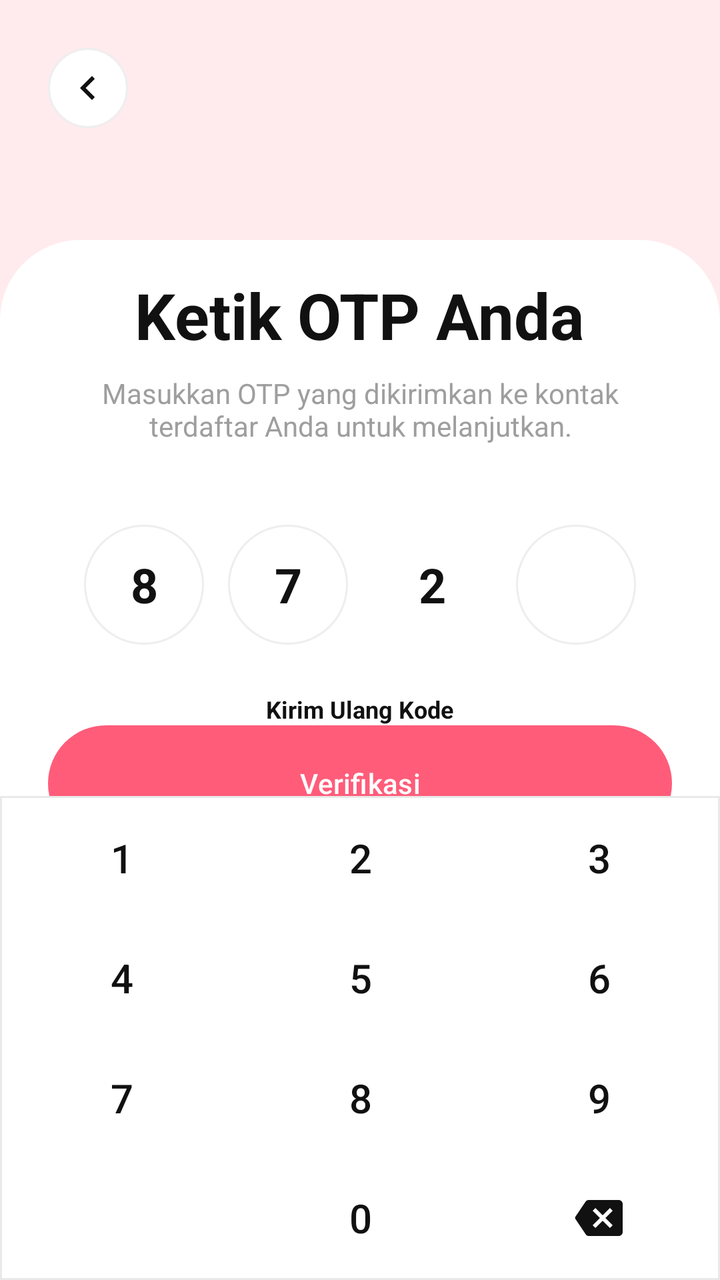
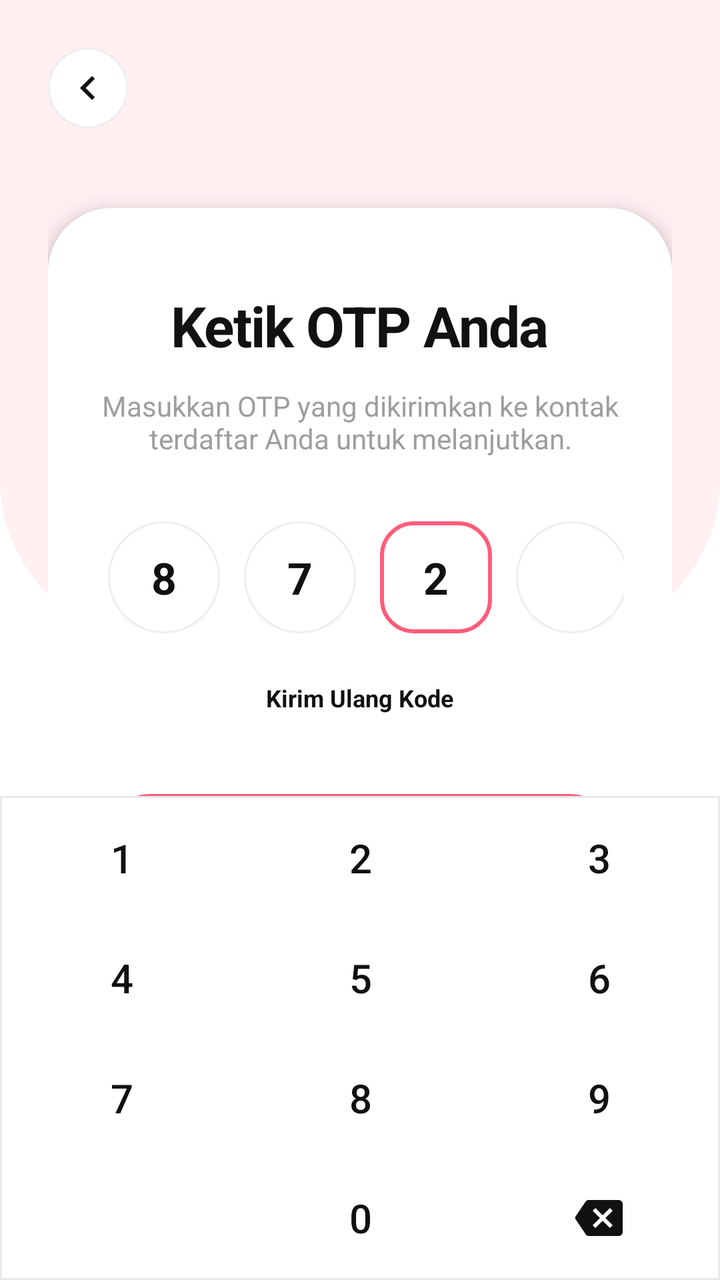

Two renders of the same Android screen: before a commit and after it. Below are the layout's source before the change and the commit's diff.
<!-- AndroidManifest.xml: application theme Theme.TrackerSiklusMenstruasi -->
<!-- res/layout/activity_otp.xml -->
<?xml version="1.0" encoding="utf-8"?>
<androidx.constraintlayout.widget.ConstraintLayout xmlns:android="http://schemas.android.com/apk/res/android"
    xmlns:app="http://schemas.android.com/apk/res-auto"
    android:layout_width="match_parent"
    android:layout_height="match_parent"
    android:background="@color/peach_bg">

    <ImageButton
        android:id="@+id/btnBack"
        android:layout_width="40dp"
        android:layout_height="40dp"
        android:layout_marginStart="24dp"
        android:layout_marginTop="24dp"
        android:background="@drawable/bg_back_button"
        android:src="@drawable/ic_back"
        app:layout_constraintStart_toStartOf="parent"
        app:layout_constraintTop_toTopOf="parent"
        android:contentDescription="Back" />

    <View
        android:id="@+id/cardBg"
        android:layout_width="match_parent"
        android:layout_height="0dp"
        android:layout_marginTop="120dp"
        android:background="@drawable/bg_card"
        app:layout_constraintBottom_toBottomOf="parent"
        app:layout_constraintTop_toTopOf="parent" />

    <LinearLayout
        android:id="@+id/contentLayout"
        android:layout_width="match_parent"
        android:layout_height="0dp"
        android:gravity="center_horizontal"
        android:orientation="vertical"
        android:paddingHorizontal="24dp"
        app:layout_constraintBottom_toTopOf="@id/keypadLayout"
        app:layout_constraintTop_toTopOf="@id/cardBg">

        <TextView
            android:layout_width="wrap_content"
            android:layout_height="wrap_content"
            android:layout_marginTop="16dp"
            android:text="Ketik OTP Anda"
            android:textColor="@color/black"
            android:textSize="32sp"
            android:textStyle="bold" />

        <TextView
            android:layout_width="wrap_content"
            android:layout_height="wrap_content"
            android:layout_marginTop="8dp"
            android:text="Masukkan OTP yang dikirimkan ke kontak terdaftar Anda untuk melanjutkan."
            android:textAlignment="center"
            android:textColor="@color/gray"
            android:textSize="14sp" />

        <LinearLayout
            android:layout_width="wrap_content"
            android:layout_height="wrap_content"
            android:layout_marginTop="40dp"
            android:orientation="horizontal">

            <TextView
                android:id="@+id/tvOtp1"
                android:layout_width="60dp"
                android:layout_height="60dp"
                android:layout_marginHorizontal="6dp"
                android:background="@drawable/bg_input_capsule"
                android:gravity="center"
                android:text="8"
                android:textColor="@color/black"
                android:textSize="24sp"
                android:textStyle="bold" />

            <TextView
                android:id="@+id/tvOtp2"
                android:layout_width="60dp"
                android:layout_height="60dp"
                android:layout_marginHorizontal="6dp"
                android:background="@drawable/bg_input_capsule"
                android:gravity="center"
                android:text="7"
                android:textColor="@color/black"
                android:textSize="24sp"
                android:textStyle="bold" />

            <TextView
                android:id="@+id/tvOtp3"
                android:layout_width="60dp"
                android:layout_height="60dp"
                android:layout_marginHorizontal="6dp"
                android:background="@drawable/bg_button_white_outline"
                android:gravity="center"
                android:text="2"
                android:textColor="@color/black"
                android:textSize="24sp"
                android:textStyle="bold"
                app:backgroundTint="@android:color/white"
                android:outlineAmbientShadowColor="@color/pink_main" />

            <TextView
                android:id="@+id/tvOtp4"
                android:layout_width="60dp"
                android:layout_height="60dp"
                android:layout_marginHorizontal="6dp"
                android:background="@drawable/bg_input_capsule"
                android:gravity="center"
                android:text=""
                android:textColor="@color/black"
                android:textSize="24sp" />

        </LinearLayout>

        <TextView
            android:layout_width="wrap_content"
            android:layout_height="wrap_content"
            android:layout_marginTop="24dp"
            android:text="Kirim Ulang Kode"
            android:textColor="@color/black"
            android:textSize="12sp"
            android:textStyle="bold" />

        <View
            android:layout_width="match_parent"
            android:layout_height="0dp"
            android:layout_weight="1" />

        <Button
            android:id="@+id/btnVerify"
            android:layout_width="match_parent"
            android:layout_height="58dp"
            android:layout_marginBottom="24dp"
            android:background="@drawable/bg_button_pink"
            android:text="Verifikasi"
            android:textAllCaps="false"
            android:textColor="@android:color/white"
            app:backgroundTint="@color/pink_main" />

    </LinearLayout>

    <GridLayout
        android:id="@+id/keypadLayout"
        android:layout_width="match_parent"
        android:layout_height="wrap_content"
        android:background="#E9E9E9"
        android:columnCount="3"
        android:padding="1dp"
        app:layout_constraintBottom_toBottomOf="parent">

        <Button
            android:id="@+id/btn1"
            style="@style/KeypadButton"
            android:text="1" />

        <Button
            android:id="@+id/btn2"
            style="@style/KeypadButton"
            android:text="2" />

        <Button
            android:id="@+id/btn3"
            style="@style/KeypadButton"
            android:text="3" />

        <Button
            android:id="@+id/btn4"
            style="@style/KeypadButton"
            android:text="4" />

        <Button
            android:id="@+id/btn5"
            style="@style/KeypadButton"
            android:text="5" />

        <Button
            android:id="@+id/btn6"
            style="@style/KeypadButton"
            android:text="6" />

        <Button
            android:id="@+id/btn7"
            style="@style/KeypadButton"
            android:text="7" />

        <Button
            android:id="@+id/btn8"
            style="@style/KeypadButton"
            android:text="8" />

        <Button
            android:id="@+id/btn9"
            style="@style/KeypadButton"
            android:text="9" />

        <View
            android:layout_width="0dp"
            android:layout_height="60dp"
            android:layout_columnWeight="1"
            android:background="@android:color/white" />

        <Button
            android:id="@+id/btn0"
            style="@style/KeypadButton"
            android:text="0" />

        <ImageButton
            android:id="@+id/btnBackspace"
            android:layout_width="0dp"
            android:layout_height="60dp"
            android:layout_columnWeight="1"
            android:background="@android:color/white"
            android:contentDescription="Backspace"
            android:scaleType="centerInside"
            android:src="@drawable/ic_backspace" />

    </GridLayout>

</androidx.constraintlayout.widget.ConstraintLayout>
<!-- resources referenced by this layout -->
<resources>
  <color name="black">#111111</color>
  <color name="gray">#9E9E9E</color>
  <color name="peach_bg">#FFEBED</color>
  <color name="pink_main">#FF5C7A</color>
  <!-- drawable bg_back_button (drawable) -->
  <?xml version="1.0" encoding="utf-8"?>
  <shape xmlns:android="http://schemas.android.com/apk/res/android"
      android:shape="oval">
      <solid android:color="@android:color/white" />
      <stroke android:width="1dp" android:color="@color/stroke" />
  </shape>
  <!-- drawable bg_button_pink (drawable) -->
  <?xml version="1.0" encoding="utf-8"?>
  <ripple xmlns:android="http://schemas.android.com/apk/res/android"
      android:color="#40FFFFFF">
      <item>
          <shape android:shape="rectangle">
              <solid android:color="@color/pink_main" />
              <corners android:radius="30dp" />
          </shape>
      </item>
  </ripple>
  <!-- drawable bg_button_white_outline (drawable) -->
  <?xml version="1.0" encoding="utf-8"?>
  <ripple xmlns:android="http://schemas.android.com/apk/res/android"
      android:color="#10000000">
      <item>
          <shape android:shape="rectangle">
              <solid android:color="@android:color/white" />
              <stroke
                  android:width="1dp"
                  android:color="@color/stroke" />
              <corners android:radius="30dp" />
          </shape>
      </item>
  </ripple>
  <!-- drawable bg_card (drawable) -->
  <?xml version="1.0" encoding="utf-8"?>
  <shape xmlns:android="http://schemas.android.com/apk/res/android">
      <solid android:color="@android:color/white" />
      <corners
          android:topLeftRadius="40dp"
          android:topRightRadius="40dp" />
  </shape>
  <!-- drawable bg_input_capsule (drawable) -->
  <?xml version="1.0" encoding="utf-8"?>
  <shape xmlns:android="http://schemas.android.com/apk/res/android">
      <solid android:color="@android:color/white" />
      <stroke
          android:width="1dp"
          android:color="@color/stroke" />
      <corners android:radius="30dp" />
  </shape>
  <!-- drawable ic_back (drawable) -->
  <vector xmlns:android="http://schemas.android.com/apk/res/android"
      android:width="24dp"
      android:height="24dp"
      android:viewportWidth="24"
      android:viewportHeight="24">
    <path
        android:fillColor="#111111"
        android:pathData="M15.41,7.41L14,6l-6,6 6,6 1.41,-1.41L10.83,12z"/>
  </vector>
  <!-- drawable ic_backspace (drawable) -->
  <vector xmlns:android="http://schemas.android.com/apk/res/android"
      android:width="24dp"
      android:height="24dp"
      android:viewportWidth="24"
      android:viewportHeight="24">
    <path
        android:fillColor="#111111"
        android:pathData="M22,3H7c-0.69,0 -1.23,0.35 -1.59,0.88L0.37,11.37c-0.22,0.34 -0.22,0.77 0,1.11l5.04,7.49C5.77,20.65 6.31,21 7,21h15c1.1,0 2,-0.9 2,-2V5C24,3.9 23.1,3 22,3zM19,15.59L17.59,17 14,13.41 10.41,17 9,15.59 12.59,12 9,8.41 10.41,7 14,10.59 17.59,7 19,8.41 15.41,12 19,15.59z"/>
  </vector>
  <style name="Theme.TrackerSiklusMenstruasi" parent="Base.Theme.TrackerSiklusMenstruasi">
          
          <item name="android:editTextColor">@color/pink_main</item>
          <item name="android:textColorPrimary">@color/pink_main</item>
      </style>
  <color name="stroke">#EEEEEE</color>
  <style name="Base.Theme.TrackerSiklusMenstruasi" parent="Theme.Material3.DayNight.NoActionBar">
          
          <item name="colorPrimary">@color/pink_main</item>
          <item name="colorControlNormal">@color/pink_main</item>
      </style>
  <!-- unchanged entries left out for length: 1 -->
</resources>

<!-- the commit's change to res/layout/activity_otp.xml (unified diff, before → after) -->
@@ -3,8 +3,17 @@
     xmlns:app="http://schemas.android.com/apk/res-auto"
     android:layout_width="match_parent"
     android:layout_height="match_parent"
-    android:background="@color/peach_bg">
-
+    android:background="@android:color/white">
+
+    
+    <View
+        android:id="@+id/peachHeader"
+        android:layout_width="match_parent"
+        android:layout_height="320dp"
+        android:background="@drawable/bg_peach_header"
+        app:layout_constraintTop_toTopOf="parent" />
+
+    
     <ImageButton
         android:id="@+id/btnBack"
         android:layout_width="40dp"
@@ -12,131 +21,159 @@
         android:layout_marginStart="24dp"
         android:layout_marginTop="24dp"
         android:background="@drawable/bg_back_button"
+        android:contentDescription="@string/back"
+        android:padding="8dp"
+        android:scaleType="centerInside"
         android:src="@drawable/ic_back"
         app:layout_constraintStart_toStartOf="parent"
         app:layout_constraintTop_toTopOf="parent"
-        android:contentDescription="Back" />
-
-    <View
-        android:id="@+id/cardBg"
+        app:tint="@color/black" />
+
+    <androidx.core.widget.NestedScrollView
         android:layout_width="match_parent"
         android:layout_height="0dp"
-        android:layout_marginTop="120dp"
-        android:background="@drawable/bg_card"
-        app:layout_constraintBottom_toBottomOf="parent"
-        app:layout_constraintTop_toTopOf="parent" />
-
-    <LinearLayout
-        android:id="@+id/contentLayout"
-        android:layout_width="match_parent"
-        android:layout_height="0dp"
-        android:gravity="center_horizontal"
-        android:orientation="vertical"
-        android:paddingHorizontal="24dp"
-        app:layout_constraintBottom_toTopOf="@id/keypadLayout"
-        app:layout_constraintTop_toTopOf="@id/cardBg">
-
-        <TextView
-            android:layout_width="wrap_content"
+        android:fillViewport="true"
+        android:overScrollMode="never"
+        app:layout_constraintBottom_toTopOf="@+id/keypadLayout"
+        app:layout_constraintTop_toBottomOf="@id/btnBack">
+
+        <LinearLayout
+            android:layout_width="match_parent"
             android:layout_height="wrap_content"
-            android:layout_marginTop="16dp"
-            android:text="Ketik OTP Anda"
-            android:textColor="@color/black"
-            android:textSize="32sp"
-            android:textStyle="bold" />
-
-        <TextView
-            android:layout_width="wrap_content"
-            android:layout_height="wrap_content"
-            android:layout_marginTop="8dp"
-            android:text="Masukkan OTP yang dikirimkan ke kontak terdaftar Anda untuk melanjutkan."
-            android:textAlignment="center"
-            android:textColor="@color/gray"
-            android:textSize="14sp" />
-
-        <LinearLayout
-            android:layout_width="wrap_content"
-            android:layout_height="wrap_content"
-            android:layout_marginTop="40dp"
-            android:orientation="horizontal">
-
-            <TextView
-                android:id="@+id/tvOtp1"
-                android:layout_width="60dp"
-                android:layout_height="60dp"
-                android:layout_marginHorizontal="6dp"
-                android:background="@drawable/bg_input_capsule"
-                android:gravity="center"
-                android:text="8"
-                android:textColor="@color/black"
-                android:textSize="24sp"
-                android:textStyle="bold" />
-
-            <TextView
-                android:id="@+id/tvOtp2"
-                android:layout_width="60dp"
-                android:layout_height="60dp"
-                android:layout_marginHorizontal="6dp"
-                android:background="@drawable/bg_input_capsule"
-                android:gravity="center"
-                android:text="7"
-                android:textColor="@color/black"
-                android:textSize="24sp"
-                android:textStyle="bold" />
-
-            <TextView
-                android:id="@+id/tvOtp3"
-                android:layout_width="60dp"
-                android:layout_height="60dp"
-                android:layout_marginHorizontal="6dp"
-                android:background="@drawable/bg_button_white_outline"
-                android:gravity="center"
-                android:text="2"
-                android:textColor="@color/black"
-                android:textSize="24sp"
-                android:textStyle="bold"
-                app:backgroundTint="@android:color/white"
-                android:outlineAmbientShadowColor="@color/pink_main" />
-
-            <TextView
-                android:id="@+id/tvOtp4"
-                android:layout_width="60dp"
-                android:layout_height="60dp"
-                android:layout_marginHorizontal="6dp"
-                android:background="@drawable/bg_input_capsule"
-                android:gravity="center"
-                android:text=""
-                android:textColor="@color/black"
-                android:textSize="24sp" />
+            android:gravity="center_horizontal"
+            android:orientation="vertical"
+            android:paddingHorizontal="24dp"
+            android:paddingTop="20dp"
+            android:paddingBottom="20dp">
+
+            
+            <LinearLayout
+                android:layout_width="match_parent"
+                android:layout_height="wrap_content"
+                android:layout_marginTop="20dp"
+                android:background="@drawable/bg_signup_card"
+                android:elevation="8dp"
+                android:gravity="center_horizontal"
+                android:orientation="vertical"
+                android:paddingHorizontal="24dp"
+                android:paddingVertical="40dp">
+
+                <TextView
+                    android:id="@+id/tvTitle"
+                    android:layout_width="wrap_content"
+                    android:layout_height="wrap_content"
+                    android:text="Ketik OTP Anda"
+                    android:textColor="@color/black"
+                    android:textSize="28sp"
+                    android:textStyle="bold"
+                    android:letterSpacing="-0.02" />
+
+                <TextView
+                    android:id="@+id/tvSubtitle"
+                    android:layout_width="wrap_content"
+                    android:layout_height="wrap_content"
+                    android:layout_marginTop="12dp"
+                    android:text="Masukkan OTP yang dikirimkan ke kontak terdaftar Anda untuk melanjutkan."
+                    android:textAlignment="center"
+                    android:textColor="@color/gray"
+                    android:textSize="14sp" />
+
+                
+                <LinearLayout
+                    android:layout_width="wrap_content"
+                    android:layout_height="wrap_content"
+                    android:layout_marginTop="32dp"
+                    android:orientation="horizontal">
+
+                    <TextView
+                        android:id="@+id/tvOtp1"
+                        android:layout_width="56dp"
+                        android:layout_height="56dp"
+                        android:layout_marginHorizontal="6dp"
+                        android:background="@drawable/bg_input_capsule"
+                        android:gravity="center"
+                        android:text="8"
+                        android:textColor="@color/black"
+                        android:textSize="22sp"
+                        android:textStyle="bold" />
+
+                    <TextView
+                        android:id="@+id/tvOtp2"
+                        android:layout_width="56dp"
+                        android:layout_height="56dp"
+                        android:layout_marginHorizontal="6dp"
+                        android:background="@drawable/bg_input_capsule"
+                        android:gravity="center"
+                        android:text="7"
+                        android:textColor="@color/black"
+                        android:textSize="22sp"
+                        android:textStyle="bold" />
+
+                    <TextView
+                        android:id="@+id/tvOtp3"
+                        android:layout_width="56dp"
+                        android:layout_height="56dp"
+                        android:layout_marginHorizontal="6dp"
+                        android:background="@drawable/bg_otp_selected"
+                        android:gravity="center"
+                        android:text="2"
+                        android:textColor="@color/black"
+                        android:textSize="22sp"
+                        android:textStyle="bold" />
+
+                    <View
+                        android:id="@+id/otpHighlight"
+                        android:layout_width="56dp"
+                        android:layout_height="56dp"
+                        android:layout_marginHorizontal="6dp"
+                        android:background="@drawable/bg_input_capsule"
+                        android:visibility="gone" />
+
+                    <TextView
+                        android:id="@+id/tvOtp4"
+                        android:layout_width="56dp"
+                        android:layout_height="56dp"
+                        android:layout_marginHorizontal="6dp"
+                        android:background="@drawable/bg_input_capsule"
+                        android:gravity="center"
+                        android:text=""
+                        android:textColor="@color/black"
+                        android:textSize="22sp" />
+
+                </LinearLayout>
+
+                <TextView
+                    android:id="@+id/btnResend"
+                    android:layout_width="wrap_content"
+                    android:layout_height="wrap_content"
+                    android:layout_marginTop="24dp"
+                    android:text="Kirim Ulang Kode"
+                    android:textColor="@color/black"
+                    android:textSize="12sp"
+                    android:textStyle="bold" />
+
+                <View
+                    android:layout_width="match_parent"
+                    android:layout_height="40dp" />
+
+                
+                <com.google.android.material.button.MaterialButton
+                    android:id="@+id/btnVerify"
+                    android:layout_width="match_parent"
+                    android:layout_height="56dp"
+                    android:backgroundTint="@color/pink_main"
+                    android:insetTop="0dp"
+                    android:insetBottom="0dp"
+                    android:text="Verify"
+                    android:textAllCaps="false"
+                    android:textColor="@android:color/white"
+                    android:textSize="15sp"
+                    app:cornerRadius="30dp" />
+
+            </LinearLayout>
 
         </LinearLayout>
-
-        <TextView
-            android:layout_width="wrap_content"
-            android:layout_height="wrap_content"
-            android:layout_marginTop="24dp"
-            android:text="Kirim Ulang Kode"
-            android:textColor="@color/black"
-            android:textSize="12sp"
-            android:textStyle="bold" />
-
-        <View
-            android:layout_width="match_parent"
-            android:layout_height="0dp"
-            android:layout_weight="1" />
-
-        <Button
-            android:id="@+id/btnVerify"
-            android:layout_width="match_parent"
-            android:layout_height="58dp"
-            android:layout_marginBottom="24dp"
-            android:background="@drawable/bg_button_pink"
-            android:text="Verifikasi"
-            android:textAllCaps="false"
-            android:textColor="@android:color/white"
-            app:backgroundTint="@color/pink_main" />
-
-    </LinearLayout>
+    </androidx.core.widget.NestedScrollView>
 
     <GridLayout
         android:id="@+id/keypadLayout"
@@ -147,62 +184,17 @@
         android:padding="1dp"
         app:layout_constraintBottom_toBottomOf="parent">
 
-        <Button
-            android:id="@+id/btn1"
-            style="@style/KeypadButton"
-            android:text="1" />
-
-        <Button
-            android:id="@+id/btn2"
-            style="@style/KeypadButton"
-            android:text="2" />
-
-        <Button
-            android:id="@+id/btn3"
-            style="@style/KeypadButton"
-            android:text="3" />
-
-        <Button
-            android:id="@+id/btn4"
-            style="@style/KeypadButton"
-            android:text="4" />
-
-        <Button
-            android:id="@+id/btn5"
-            style="@style/KeypadButton"
-            android:text="5" />
-
-        <Button
-            android:id="@+id/btn6"
-            style="@style/KeypadButton"
-            android:text="6" />
-
-        <Button
-            android:id="@+id/btn7"
-            style="@style/KeypadButton"
-            android:text="7" />
-
-        <Button
-            android:id="@+id/btn8"
-            style="@style/KeypadButton"
-            android:text="8" />
-
-        <Button
-            android:id="@+id/btn9"
-            style="@style/KeypadButton"
-            android:text="9" />
-
-        <View
-            android:layout_width="0dp"
-            android:layout_height="60dp"
-            android:layout_columnWeight="1"
-            android:background="@android:color/white" />
-
-        <Button
-            android:id="@+id/btn0"
-            style="@style/KeypadButton"
-            android:text="0" />
-
+        <Button android:id="@+id/btn1" style="@style/KeypadButton" android:text="1" />
+        <Button android:id="@+id/btn2" style="@style/KeypadButton" android:text="2" />
+        <Button android:id="@+id/btn3" style="@style/KeypadButton" android:text="3" />
+        <Button android:id="@+id/btn4" style="@style/KeypadButton" android:text="4" />
+        <Button android:id="@+id/btn5" style="@style/KeypadButton" android:text="5" />
+        <Button android:id="@+id/btn6" style="@style/KeypadButton" android:text="6" />
+        <Button android:id="@+id/btn7" style="@style/KeypadButton" android:text="7" />
+        <Button android:id="@+id/btn8" style="@style/KeypadButton" android:text="8" />
+        <Button android:id="@+id/btn9" style="@style/KeypadButton" android:text="9" />
+        <View android:layout_width="0dp" android:layout_height="60dp" android:layout_columnWeight="1" android:background="@android:color/white" />
+        <Button android:id="@+id/btn0" style="@style/KeypadButton" android:text="0" />
         <ImageButton
             android:id="@+id/btnBackspace"
             android:layout_width="0dp"
@@ -212,7 +204,6 @@
             android:contentDescription="Backspace"
             android:scaleType="centerInside"
             android:src="@drawable/ic_backspace" />
-
     </GridLayout>
 
 </androidx.constraintlayout.widget.ConstraintLayout>
<!-- resource entries referenced after the edit -->
@@ -2,7 +2,7 @@
 <resources>
   <color name="black">#111111</color>
   <color name="gray">#9E9E9E</color>
-  <color name="peach_bg">#FFEBED</color>
+  <color name="peach_bg">#FFF0F2</color>
   <color name="pink_main">#FF5C7A</color>
   <!-- drawable bg_back_button (drawable) -->
   <?xml version="1.0" encoding="utf-8"?>
@@ -10,39 +10,6 @@
       android:shape="oval">
       <solid android:color="@android:color/white" />
       <stroke android:width="1dp" android:color="@color/stroke" />
-  </shape>
-  <!-- drawable bg_button_pink (drawable) -->
-  <?xml version="1.0" encoding="utf-8"?>
-  <ripple xmlns:android="http://schemas.android.com/apk/res/android"
-      android:color="#40FFFFFF">
-      <item>
-          <shape android:shape="rectangle">
-              <solid android:color="@color/pink_main" />
-              <corners android:radius="30dp" />
-          </shape>
-      </item>
-  </ripple>
-  <!-- drawable bg_button_white_outline (drawable) -->
-  <?xml version="1.0" encoding="utf-8"?>
-  <ripple xmlns:android="http://schemas.android.com/apk/res/android"
-      android:color="#10000000">
-      <item>
-          <shape android:shape="rectangle">
-              <solid android:color="@android:color/white" />
-              <stroke
-                  android:width="1dp"
-                  android:color="@color/stroke" />
-              <corners android:radius="30dp" />
-          </shape>
-      </item>
-  </ripple>
-  <!-- drawable bg_card (drawable) -->
-  <?xml version="1.0" encoding="utf-8"?>
-  <shape xmlns:android="http://schemas.android.com/apk/res/android">
-      <solid android:color="@android:color/white" />
-      <corners
-          android:topLeftRadius="40dp"
-          android:topRightRadius="40dp" />
   </shape>
   <!-- drawable bg_input_capsule (drawable) -->
   <?xml version="1.0" encoding="utf-8"?>
@@ -52,6 +19,29 @@
           android:width="1dp"
           android:color="@color/stroke" />
       <corners android:radius="30dp" />
+  </shape>
+  <!-- drawable bg_otp_selected (drawable) -->
+  <?xml version="1.0" encoding="utf-8"?>
+  <shape xmlns:android="http://schemas.android.com/apk/res/android">
+      <solid android:color="@android:color/white" />
+      <stroke
+          android:width="2dp"
+          android:color="@color/pink_main" />
+      <corners android:radius="16dp" />
+  </shape>
+  <!-- drawable bg_peach_header (drawable) -->
+  <?xml version="1.0" encoding="utf-8"?>
+  <shape xmlns:android="http://schemas.android.com/apk/res/android">
+      <solid android:color="@color/peach_bg" />
+      <corners
+          android:bottomLeftRadius="80dp"
+          android:bottomRightRadius="80dp" />
+  </shape>
+  <!-- drawable bg_signup_card (drawable) -->
+  <?xml version="1.0" encoding="utf-8"?>
+  <shape xmlns:android="http://schemas.android.com/apk/res/android">
+      <solid android:color="@android:color/white" />
+      <corners android:radius="32dp" />
   </shape>
   <!-- drawable ic_back (drawable) -->
   <vector xmlns:android="http://schemas.android.com/apk/res/android"
@@ -73,10 +63,15 @@
         android:fillColor="#111111"
         android:pathData="M22,3H7c-0.69,0 -1.23,0.35 -1.59,0.88L0.37,11.37c-0.22,0.34 -0.22,0.77 0,1.11l5.04,7.49C5.77,20.65 6.31,21 7,21h15c1.1,0 2,-0.9 2,-2V5C24,3.9 23.1,3 22,3zM19,15.59L17.59,17 14,13.41 10.41,17 9,15.59 12.59,12 9,8.41 10.41,7 14,10.59 17.59,7 19,8.41 15.41,12 19,15.59z"/>
   </vector>
+  <string name="back">Kembali</string>
   <style name="Theme.TrackerSiklusMenstruasi" parent="Base.Theme.TrackerSiklusMenstruasi">
           
           <item name="android:editTextColor">@color/pink_main</item>
           <item name="android:textColorPrimary">@color/pink_main</item>
+          <item name="android:navigationBarColor">@android:color/transparent</item>
+          <item name="android:windowTranslucentNavigation">true</item>
+          <item name="android:statusBarColor">@android:color/transparent</item>
+          <item name="android:windowLightStatusBar">true</item>
       </style>
   <color name="stroke">#EEEEEE</color>
   <style name="Base.Theme.TrackerSiklusMenstruasi" parent="Theme.Material3.DayNight.NoActionBar">
